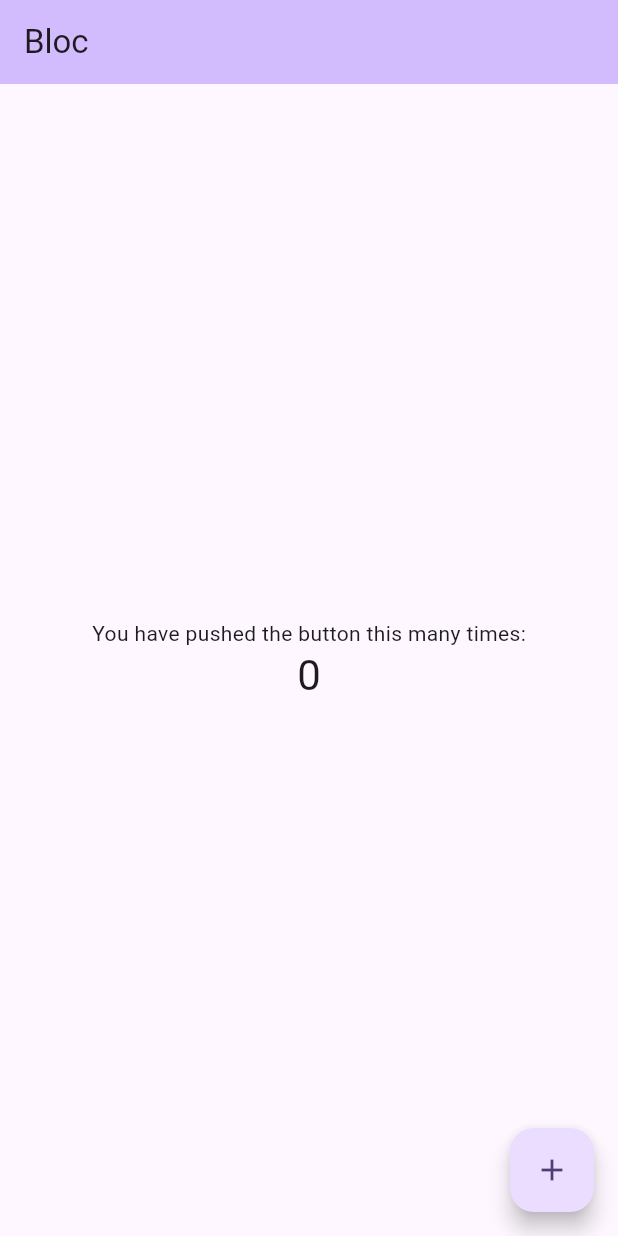
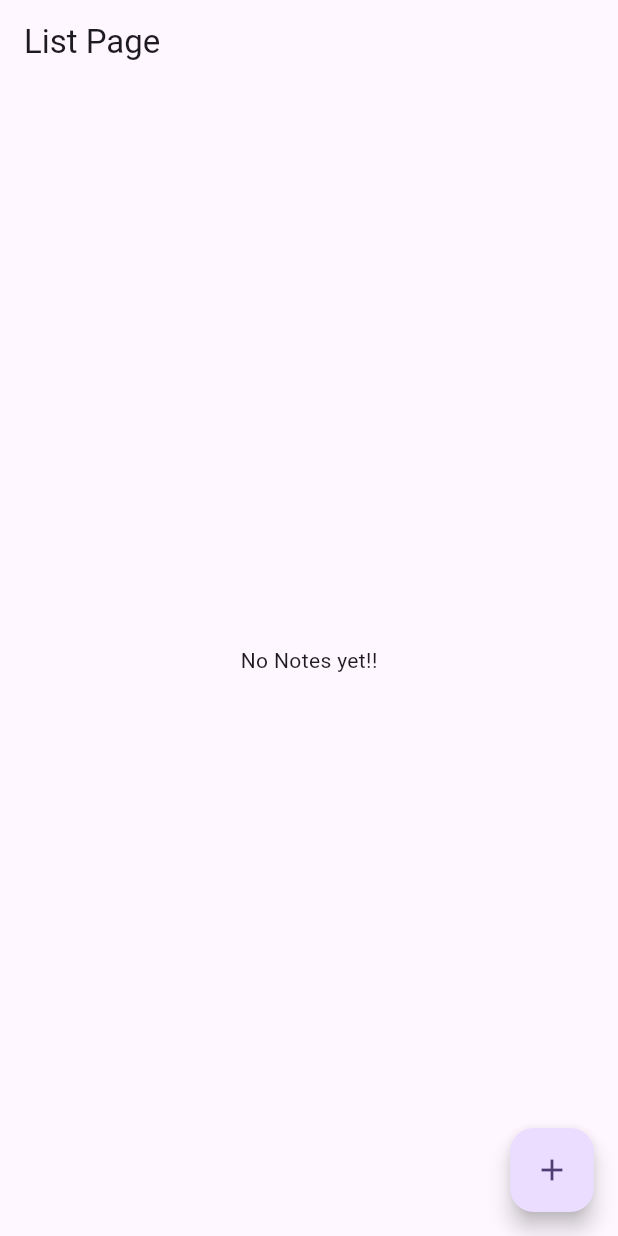
Before and after one commit to raunak2909/bloc_341, a Flutter app: the screen it shows after launch, on a phone screen of 412 x 824 dp. Run offline on Flutter 3.47's test engine with Material 3 defaults, Android fonts, the light colour scheme and no system bars; our stand-ins replace flutter_bloc.

Commit message:
Bloc with list<Model>

```diff
--- a/lib/bloc/counter_bloc.dart
+++ b/lib/bloc/counter_bloc.dart
@@ -6,7 +6,7 @@ class CounterBloc extends Bloc<CounterEvent, int>{
   CounterBloc() : super(0){
 
     on<IncrementCountEvent>((event, emit){
-      emit(state+1);
+      emit(state+event.count);
     });
 
     on<DecrementCountEvent>((event, emit){
--- a/lib/bloc/counter_event.dart
+++ b/lib/bloc/counter_event.dart
@@ -1,5 +1,8 @@
 class CounterEvent{}
 
 /// all events
-class IncrementCountEvent extends CounterEvent{}
+class IncrementCountEvent extends CounterEvent{
+  int count;
+  IncrementCountEvent({required this.count});
+}
 class DecrementCountEvent extends CounterEvent{}
--- /dev/null
+++ b/lib/list_bloc/list_bloc.dart
@@ -0,0 +1,39 @@
+import 'package:bloc_341/list_bloc/list_event.dart';
+import 'package:bloc_341/list_bloc/list_state.dart';
+import 'package:bloc_341/note_model.dart';
+import 'package:flutter_bloc/flutter_bloc.dart';
+
+class ListBloc extends Bloc<ListEvent, ListState>{
+
+  ListBloc() : super(ListState(mNotes: [])){
+
+    on<AddItemEvent>((event, emit){
+      List<NoteModel> currValue = state.mNotes;
+
+      currValue.add(event.newNote);
+
+      emit(ListState(mNotes: currValue));
+
+    });
+
+    on<UpdateItemEvent>((event, emit){
+
+      List<NoteModel> currentStateValue = state.mNotes;
+
+      currentStateValue[event.index] = event.updateNote;
+
+      emit(ListState(mNotes: currentStateValue));
+
+    });
+
+    on<RemoveItemEvent>((event, emit){
+      List<NoteModel> currentStateValue = state.mNotes;
+
+      currentStateValue.removeAt(event.index);
+
+      emit(ListState(mNotes: currentStateValue));
+    });
+
+  }
+
+}
--- /dev/null
+++ b/lib/list_bloc/list_event.dart
@@ -0,0 +1,17 @@
+import 'package:bloc_341/note_model.dart';
+
+abstract class ListEvent{}
+
+class AddItemEvent extends ListEvent{
+  NoteModel newNote;
+  AddItemEvent({required this.newNote});
+}
+class UpdateItemEvent extends ListEvent{
+  NoteModel updateNote;
+  int index;
+  UpdateItemEvent({required this.updateNote, required this.index});
+}
+class RemoveItemEvent extends ListEvent{
+  int index;
+  RemoveItemEvent({required this.index});
+}
--- /dev/null
+++ b/lib/list_bloc/list_state.dart
@@ -0,0 +1,6 @@
+import 'package:bloc_341/note_model.dart';
+
+class ListState {
+  List<NoteModel> mNotes;
+  ListState({required this.mNotes});
+}
--- /dev/null
+++ b/lib/list_page.dart
@@ -0,0 +1,65 @@
+import 'package:bloc_341/list_bloc/list_bloc.dart';
+import 'package:bloc_341/list_bloc/list_event.dart';
+import 'package:bloc_341/list_bloc/list_state.dart';
+import 'package:bloc_341/note_model.dart';
+import 'package:flutter/material.dart';
+import 'package:flutter_bloc/flutter_bloc.dart';
+
+class ListPage extends StatelessWidget {
+  const ListPage({super.key});
+
+  @override
+  Widget build(BuildContext context) {
+    return Scaffold(
+      appBar: AppBar(
+        title: Text('List Page'),
+      ),
+      body: BlocBuilder<ListBloc, ListState>(builder: (_, state) {
+        return state.mNotes.isNotEmpty
+            ? ListView.builder(
+                itemCount: state.mNotes.length,
+                itemBuilder: (_, index) {
+                  return ListTile(
+                    title: Text(state.mNotes[index].title),
+                    subtitle: Text(state.mNotes[index].desc),
+                    trailing: SizedBox(
+                      width: 110,
+                      child: Row(
+                        children: [
+                          IconButton(
+                              onPressed: () {
+                                context.read<ListBloc>().add(UpdateItemEvent(
+                                    updateNote: NoteModel(
+                                        title: "Update title",
+                                        desc: "Updated desc"),
+                                    index: index));
+                              },
+                              icon: Icon(Icons.edit)),
+                          IconButton(
+                              onPressed: () {
+                                context.read<ListBloc>().add(RemoveItemEvent(index: index));
+                              },
+                              icon: Icon(
+                                Icons.delete,
+                                color: Colors.red,
+                              )),
+                        ],
+                      ),
+                    ),
+                  );
+                })
+            : Center(
+                child: Text('No Notes yet!!'),
+              );
+      }),
+      floatingActionButton: FloatingActionButton(
+        onPressed: () {
+          context.read<ListBloc>().add(AddItemEvent(
+              newNote:
+                  NoteModel(title: "My Title", desc: "This is Description")));
+        },
+        child: Icon(Icons.add),
+      ),
+    );
+  }
+}
--- a/lib/main.dart
+++ b/lib/main.dart
@@ -1,11 +1,13 @@
 import 'package:bloc_341/bloc/counter_bloc.dart';
 import 'package:bloc_341/bloc/counter_event.dart';
+import 'package:bloc_341/list_bloc/list_bloc.dart';
+import 'package:bloc_341/list_page.dart';
 import 'package:flutter/material.dart';
 import 'package:flutter_bloc/flutter_bloc.dart';
 
 void main() {
   runApp(BlocProvider(
-    create: (context) => CounterBloc(),
+    create: (context) => ListBloc(),
     child: const MyApp(),
   ));
 }
@@ -22,7 +24,7 @@ class MyApp extends StatelessWidget {
           colorScheme: ColorScheme.fromSeed(seedColor: Colors.deepPurple),
           useMaterial3: true,
         ),
-        home: MyHomePage());
+        home: ListPage());
   }
 }
 
@@ -116,7 +118,7 @@ class SecondPage extends StatelessWidget {
                     icon: Icon(Icons.remove)),
                 IconButton(
                     onPressed: () {
-                      context.read<CounterBloc>().add(IncrementCountEvent());
+                      context.read<CounterBloc>().add(IncrementCountEvent(count: 4));
                     },
                     icon: Icon(Icons.add))
               ],
--- /dev/null
+++ b/lib/note_model.dart
@@ -0,0 +1,5 @@
+class NoteModel {
+  String title;
+  String desc;
+  NoteModel({required this.title, required this.desc});
+}
```
